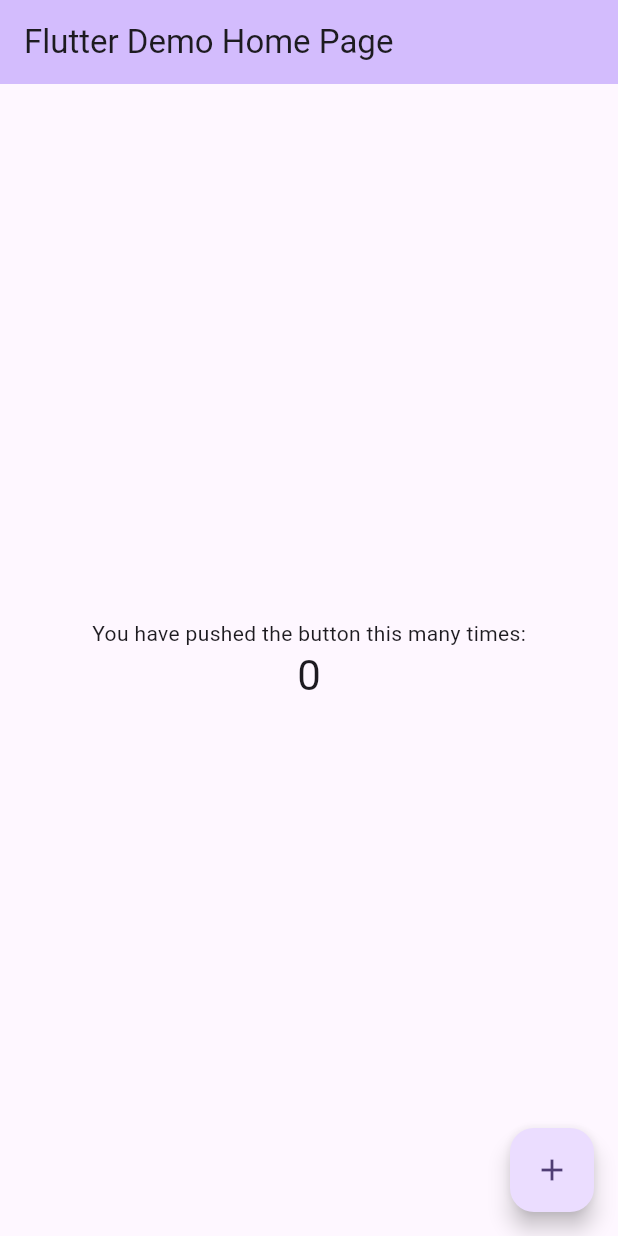
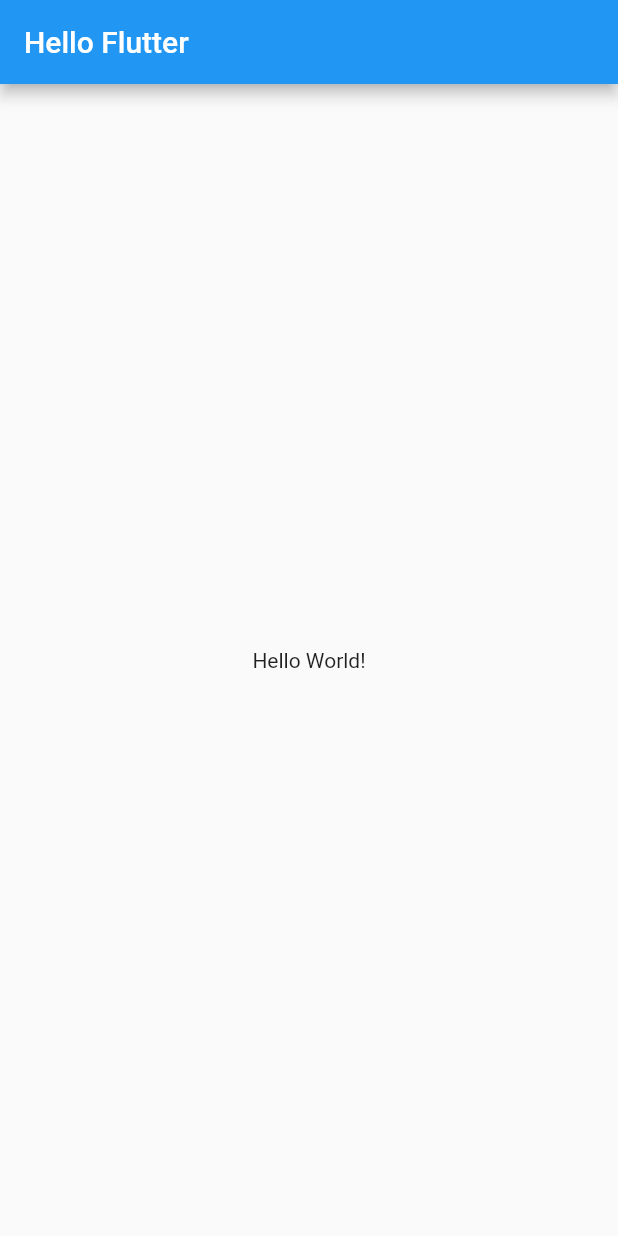
Before and after one commit to gurumee92/getting-started-flutter, a Flutter app: the screen it shows after launch, on a phone screen of 412 x 824 dp. Run offline on Flutter 3.47's test engine with Material 2 defaults, Android fonts, the phone set to English and light mode, and no system bars.

Commit message:
feat: create HelloWorld app

```diff
--- a/toonflix/lib/main.dart
+++ b/toonflix/lib/main.dart
@@ -1,125 +1,21 @@
 import 'package:flutter/material.dart';
 
 void main() {
-  runApp(const MyApp());
+  runApp(App());
 }
 
-class MyApp extends StatelessWidget {
-  const MyApp({super.key});
-
-  // This widget is the root of your application.
+class App extends StatelessWidget {
   @override
   Widget build(BuildContext context) {
     return MaterialApp(
-      title: 'Flutter Demo',
-      theme: ThemeData(
-        // This is the theme of your application.
-        //
-        // TRY THIS: Try running your application with "flutter run". You'll see
-        // the application has a blue toolbar. Then, without quitting the app,
-        // try changing the seedColor in the colorScheme below to Colors.green
-        // and then invoke "hot reload" (save your changes or press the "hot
-        // reload" button in a Flutter-supported IDE, or press "r" if you used
-        // the command line to start the app).
-        //
-        // Notice that the counter didn't reset back to zero; the application
-        // state is not lost during the reload. To reset the state, use hot
-        // restart instead.
-        //
-        // This works for code too, not just values: Most code changes can be
-        // tested with just a hot reload.
-        colorScheme: ColorScheme.fromSeed(seedColor: Colors.deepPurple),
-        useMaterial3: true,
+      home: Scaffold(
+        appBar: AppBar(
+          title: Text("Hello Flutter"),
+        ),
+        body: Center(
+          child: Text("Hello World!"),
+        ),
       ),
-      home: const MyHomePage(title: 'Flutter Demo Home Page'),
     );
   }
 }
-
-class MyHomePage extends StatefulWidget {
-  const MyHomePage({super.key, required this.title});
-
-  // This widget is the home page of your application. It is stateful, meaning
-  // that it has a State object (defined below) that contains fields that affect
-  // how it looks.
-
-  // This class is the configuration for the state. It holds the values (in this
-  // case the title) provided by the parent (in this case the App widget) and
-  // used by the build method of the State. Fields in a Widget subclass are
-  // always marked "final".
-
-  final String title;
-
-  @override
-  State<MyHomePage> createState() => _MyHomePageState();
-}
-
-class _MyHomePageState extends State<MyHomePage> {
-  int _counter = 0;
-
-  void _incrementCounter() {
-    setState(() {
-      // This call to setState tells the Flutter framework that something has
-      // changed in this State, which causes it to rerun the build method below
-      // so that the display can reflect the updated values. If we changed
-      // _counter without calling setState(), then the build method would not be
-      // called again, and so nothing would appear to happen.
-      _counter++;
-    });
-  }
-
-  @override
-  Widget build(BuildContext context) {
-    // This method is rerun every time setState is called, for instance as done
-    // by the _incrementCounter method above.
-    //
-    // The Flutter framework has been optimized to make rerunning build methods
-    // fast, so that you can just rebuild anything that needs updating rather
-    // than having to individually change instances of widgets.
-    return Scaffold(
-      appBar: AppBar(
-        // TRY THIS: Try changing the color here to a specific color (to
-        // Colors.amber, perhaps?) and trigger a hot reload to see the AppBar
-        // change color while the other colors stay the same.
-        backgroundColor: Theme.of(context).colorScheme.inversePrimary,
-        // Here we take the value from the MyHomePage object that was created by
-        // the App.build method, and use it to set our appbar title.
-        title: Text(widget.title),
-      ),
-      body: Center(
-        // Center is a layout widget. It takes a single child and positions it
-        // in the middle of the parent.
-        child: Column(
-          // Column is also a layout widget. It takes a list of children and
-          // arranges them vertically. By default, it sizes itself to fit its
-          // children horizontally, and tries to be as tall as its parent.
-          //
-          // Column has various properties to control how it sizes itself and
-          // how it positions its children. Here we use mainAxisAlignment to
-          // center the children vertically; the main axis here is the vertical
-          // axis because Columns are vertical (the cross axis would be
-          // horizontal).
-          //
-          // TRY THIS: Invoke "debug painting" (choose the "Toggle Debug Paint"
-          // action in the IDE, or press "p" in the console), to see the
-          // wireframe for each widget.
-          mainAxisAlignment: MainAxisAlignment.center,
-          children: <Widget>[
-            const Text(
-              'You have pushed the button this many times:',
-            ),
-            Text(
-              '$_counter',
-              style: Theme.of(context).textTheme.headlineMedium,
-            ),
-          ],
-        ),
-      ),
-      floatingActionButton: FloatingActionButton(
-        onPressed: _incrementCounter,
-        tooltip: 'Increment',
-        child: const Icon(Icons.add),
-      ), // This trailing comma makes auto-formatting nicer for build methods.
-    );
-  }
-}
```
